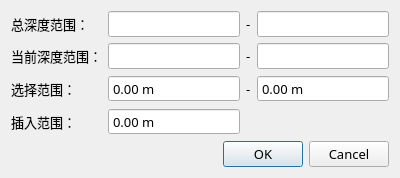
Above: src/CopyAndPasteDialog.ui from jerky168/BoreholeAnalyzer before the change. Below: the same form after it.
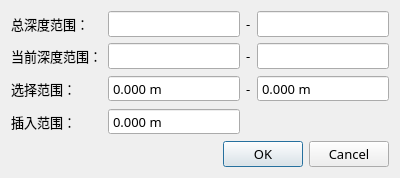
That is the form after the change.

Diff of the .ui file:
```diff
--- a/src/CopyAndPasteDialog.ui
+++ b/src/CopyAndPasteDialog.ui
@@ -103,6 +103,9 @@
      <property name="suffix">
       <string> m</string>
      </property>
+     <property name="decimals">
+      <number>3</number>
+     </property>
     </widget>
    </item>
    <item row="2" column="2">
@@ -126,6 +129,9 @@
      <property name="suffix">
       <string> m</string>
      </property>
+     <property name="decimals">
+      <number>3</number>
+     </property>
     </widget>
    </item>
    <item row="3" column="0">
@@ -143,6 +149,9 @@
      <property name="suffix">
       <string> m</string>
      </property>
+     <property name="decimals">
+      <number>3</number>
+     </property>
     </widget>
    </item>
    <item row="4" column="0" colspan="4">
```
Left out of the diff: 16 changed lines with no effect on the pictures.
